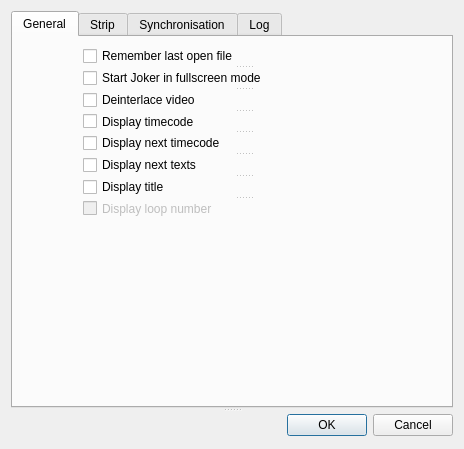
Old version of the form app/Joker/PreferencesDialog.ui in the repository JokerSync/Joker.
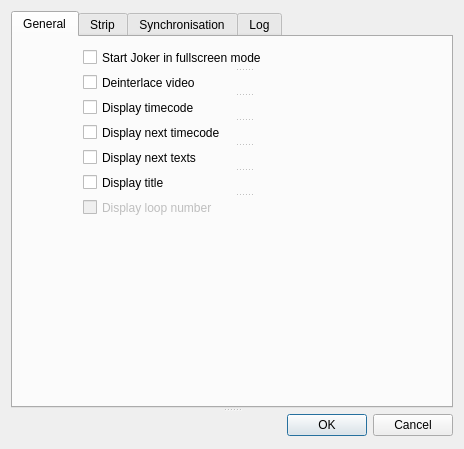
New version of the form. The open tabs and pages were chosen to show the change.

Commit message: remove openLastFile settings

The edit to the form file:
```diff
--- a/app/Joker/PreferencesDialog.ui
+++ b/app/Joker/PreferencesDialog.ui
@@ -42,14 +42,6 @@
         <property name="orientation">
          <enum>Qt::Vertical</enum>
         </property>
-        <widget class="QCheckBox" name="cBoxLastFile">
-         <property name="layoutDirection">
-          <enum>Qt::LeftToRight</enum>
-         </property>
-         <property name="text">
-          <string>Remember last open file</string>
-         </property>
-        </widget>
         <widget class="QCheckBox" name="cBoxFullscreen">
          <property name="layoutDirection">
           <enum>Qt::LeftToRight</enum>
```
Left out of the diff: 2 changed lines with no effect on the pictures. The commit also changes 3 other files.
